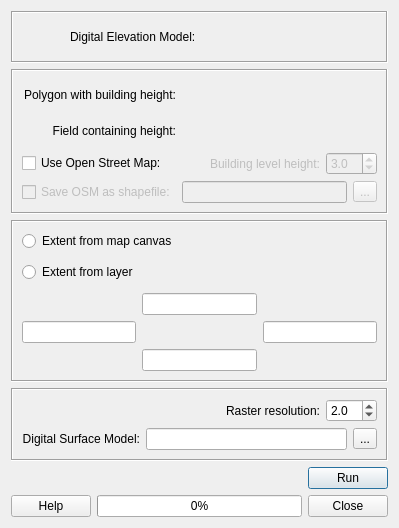
The window that DSMGenerator/dsm_generator_dialog_base.ui (UMEP-dev/UMEP) describes before a commit, drawn with Qt 5.
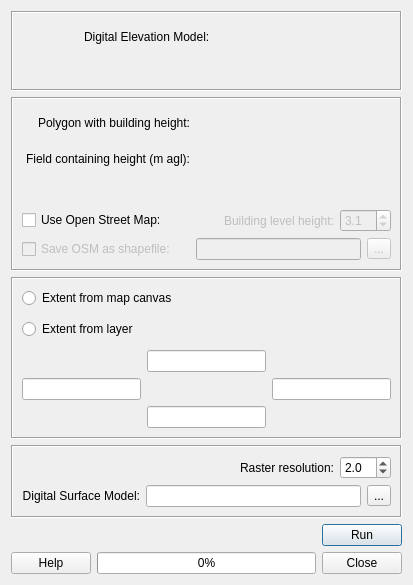
The same window after the commit.

```diff
--- a/DSMGenerator/dsm_generator_dialog_base.ui
+++ b/DSMGenerator/dsm_generator_dialog_base.ui
@@ -6,8 +6,8 @@
    <rect>
     <x>0</x>
     <y>0</y>
-    <width>399</width>
-    <height>526</height>
+    <width>413</width>
+    <height>585</height>
    </rect>
   </property>
   <property name="windowTitle">
@@ -111,7 +111,7 @@
       <item row="1" column="0">
        <widget class="QLabel" name="labelField">
         <property name="text">
-         <string> Field containing height:</string>
+         <string> Field containing height (m agl):</string>
         </property>
         <property name="alignment">
          <set>Qt::AlignRight|Qt::AlignTrailing|Qt::AlignVCenter</set>
@@ -177,7 +177,7 @@
            <double>0.500000000000000</double>
           </property>
           <property name="value">
-           <double>3.000000000000000</double>
+           <double>3.100000000000000</double>
           </property>
          </widget>
         </item>
```
